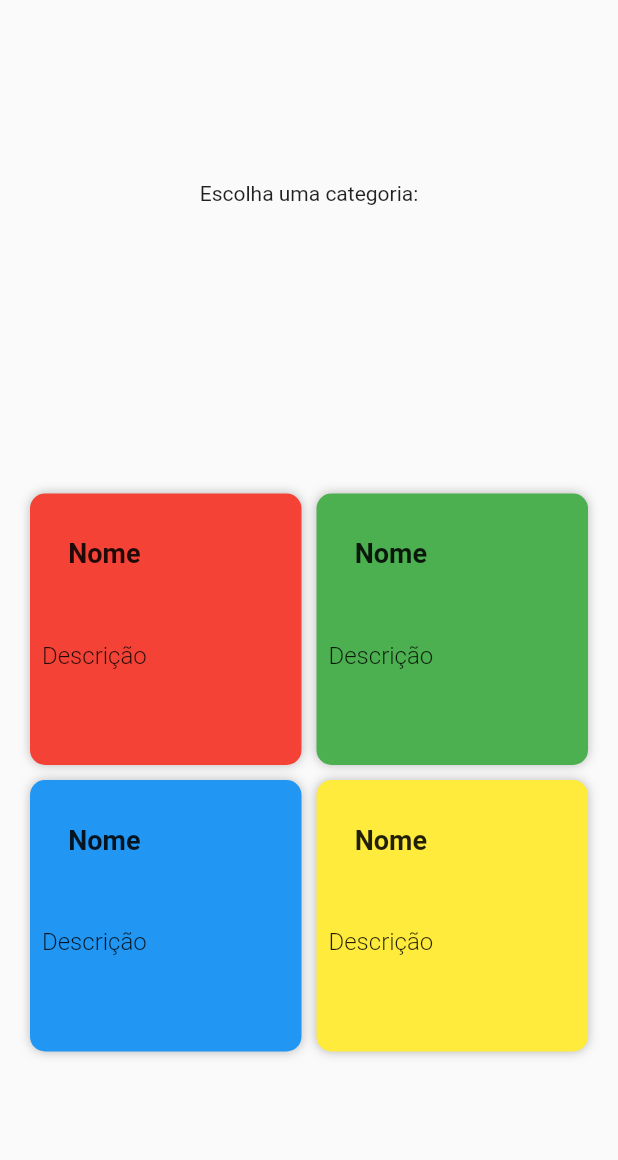
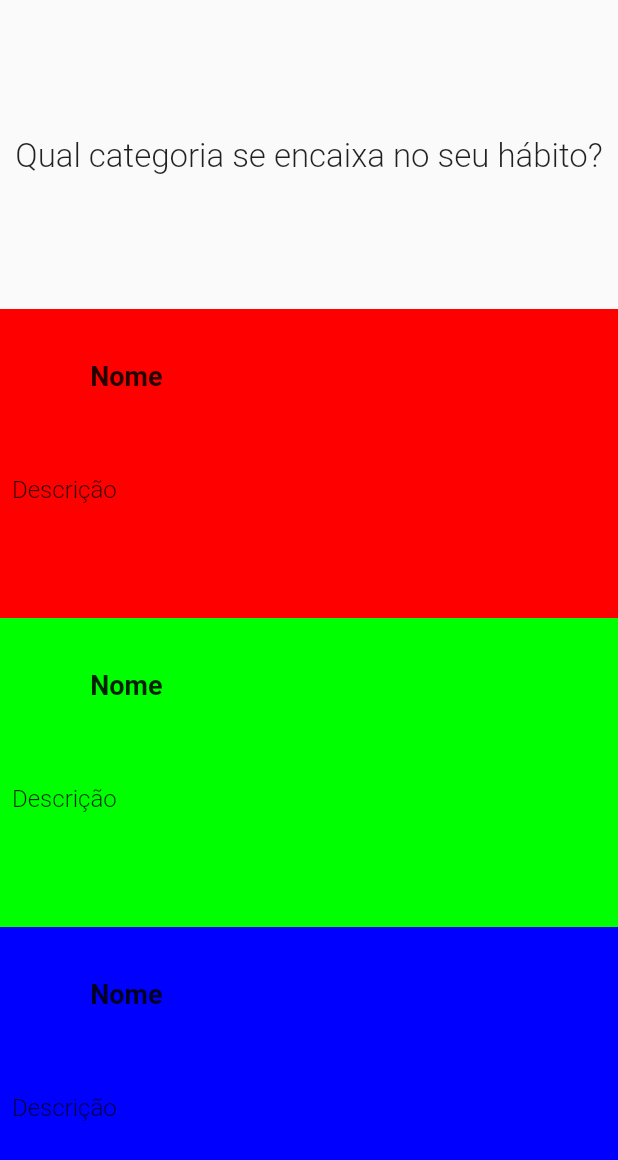
Before and after one commit to danielmagri/altitude, a Flutter app: the CategoryTab widget shown alone on an empty page, opened directly, on a phone screen of 412 x 824 dp. Shown: the top 1160 px of the screen. Run offline on Flutter 3.47's test engine with Material 2 defaults, Android fonts, the light colour scheme and no system bars; our stand-ins replace fluttertoast, numberpicker, sqflite, table_calendar; accounts and stored records are empty.

Commit message:
Sistema de cores e categorias feita

```diff
--- a/lib/main.dart
+++ b/lib/main.dart
@@ -184,7 +184,7 @@ class _MainPageState extends State<MainPage> with TickerProviderStateMixin {
   initState() {
     super.initState();
 
-    person = new Person(name: "...", score: 0);
+    person = new Person(name: "", score: 0);
 
     _controllerDragComplete = AnimationController(duration: const Duration(milliseconds: 500), vsync: this);
     _controllerScore = AnimationController(duration: const Duration(milliseconds: 2000), vsync: this);
@@ -299,11 +299,11 @@ class _MainPageState extends State<MainPage> with TickerProviderStateMixin {
                           child: FutureBuilder(future: DataControl().getHabitsToday(), builder: habitsForTodayBuild)),
                     ),
                     Padding(
-                      padding: const EdgeInsets.only(bottom: 12.0),
+                      padding: const EdgeInsets.only(bottom: 18.0),
                       child: RaisedButton(
                           child: Text("TODOS OS HÁBITOS"),
                           shape: new RoundedRectangleBorder(borderRadius: new BorderRadius.circular(30.0)),
-                          elevation: 0.0,
+                          elevation: 5.0,
                           padding: const EdgeInsets.symmetric(horizontal: 64.0, vertical: 16.0),
                           onPressed: () {
                             Navigator.push(context, MaterialPageRoute(builder: (_) {
--- a/lib/ui/addHabitPage.dart
+++ b/lib/ui/addHabitPage.dart
@@ -7,6 +7,7 @@ import 'package:habit/ui/addHabitTabs/rewardTab.dart';
 import 'package:habit/ui/addHabitTabs/cueTab.dart';
 import 'package:habit/ui/addHabitTabs/habitTab.dart';
 import 'package:habit/ui/addHabitTabs/frequencyTab.dart';
+import 'package:habit/utils/Color.dart';
 
 class AddHabitPage extends StatefulWidget {
   AddHabitPage({Key key}) : super(key: key);
@@ -53,20 +54,7 @@ class _AddHabitPageState extends State<AddHabitPage> with TickerProviderStateMix
     category = selection;
     Color color;
 
-    switch (category) {
-      case Category.FISICO:
-        color = Colors.red;
-        break;
-      case Category.MENTAL:
-        color = Colors.green;
-        break;
-      case Category.LOCURA:
-        color = Colors.blue;
-        break;
-      case Category.DOIDERA:
-        color = Colors.yellow;
-        break;
-    }
+    color = CategoryColors.getColor(category);
 
     _backgroundAnimation = ColorTween(begin: _startColor, end: color)
         .animate(CurvedAnimation(parent: _backgroundController, curve: Curves.linear));
@@ -151,6 +139,7 @@ class _AddHabitPageState extends State<AddHabitPage> with TickerProviderStateMix
                 PageView(
                   controller: _pageController,
                   scrollDirection: Axis.vertical,
+                  physics: BouncingScrollPhysics(),
                   children: <Widget>[
                     RewardTab(
                       controller: rewardController,
--- a/lib/ui/addHabitTabs/categoryTab.dart
+++ b/lib/ui/addHabitTabs/categoryTab.dart
@@ -1,5 +1,6 @@
 import 'package:flutter/material.dart';
 import 'package:habit/utils/enums.dart';
+import 'package:habit/utils/Color.dart';
 
 class CategoryTab extends StatelessWidget {
   CategoryTab({Key key, this.onCategoryTap}) : super(key: key);
@@ -8,36 +9,24 @@ class CategoryTab extends StatelessWidget {
 
   @override
   Widget build(BuildContext context) {
-    return Stack(
+    return Column(
       children: <Widget>[
-        Align(
-          alignment: Alignment(0.0, -0.7),
-          child: Text("Escolha uma categoria:"),
+        Expanded(
+          child: Center(
+              child: Text(
+            "Qual categoria se encaixa no seu hábito?",
+            textAlign: TextAlign.center,
+            style: TextStyle(fontSize: 22.0, fontWeight: FontWeight.w300, height: 1.3),
+          )),
         ),
-        Align(
-          alignment: Alignment(0.0, 0.5),
-          child: GridView.count(
-            shrinkWrap: true,
-            padding: const EdgeInsets.all(20.0),
-            crossAxisSpacing: 10.0,
-            mainAxisSpacing: 10.0,
-            crossAxisCount: 2,
-            children: <Widget>[
-              GestureDetector(
+        Expanded(
+          child: GestureDetector(
             onTap: () {
-                    onCategoryTap(Category.FISICO);
+              onCategoryTap(Category.PHYSICAL);
             },
             child: Container(
               decoration: BoxDecoration(
-                    color: Colors.red,
-                    borderRadius: BorderRadius.circular(10.0),
-                    boxShadow: <BoxShadow>[
-                      BoxShadow(
-                        spreadRadius: 0.0,
-                        blurRadius: 5.0,
-                        color: Colors.black26,
-                      ),
-                    ],
+                color: CategoryColors.physicalPrimary,
               ),
               child: Column(
                 children: <Widget>[
@@ -65,21 +54,15 @@ class CategoryTab extends StatelessWidget {
               ),
             ),
           ),
-              GestureDetector(
+        ),
+        Expanded(
+          child: GestureDetector(
             onTap: () {
               onCategoryTap(Category.MENTAL);
             },
             child: Container(
               decoration: BoxDecoration(
-                    color: Colors.green,
-                    borderRadius: BorderRadius.circular(10.0),
-                    boxShadow: <BoxShadow>[
-                      BoxShadow(
-                        spreadRadius: 0.0,
-                        blurRadius: 5.0,
-                        color: Colors.black26,
-                      ),
-                    ],
+                color: CategoryColors.mentalPrimary,
               ),
               child: Column(
                 children: <Widget>[
@@ -107,21 +90,15 @@ class CategoryTab extends StatelessWidget {
               ),
             ),
           ),
-              GestureDetector(
+        ),
+        Expanded(
+          child: GestureDetector(
             onTap: () {
-                  onCategoryTap(Category.LOCURA);
+              onCategoryTap(Category.SOCIAL);
             },
             child: Container(
               decoration: BoxDecoration(
-                    color: Colors.blue,
-                    borderRadius: BorderRadius.circular(10.0),
-                    boxShadow: <BoxShadow>[
-                      BoxShadow(
-                        spreadRadius: 0.0,
-                        blurRadius: 5.0,
-                        color: Colors.black26,
-                      ),
-                    ],
+                color: CategoryColors.socialPrimary,
               ),
               child: Column(
                 children: <Widget>[
@@ -149,51 +126,7 @@ class CategoryTab extends StatelessWidget {
               ),
             ),
           ),
-              GestureDetector(
-                onTap: () {
-                  onCategoryTap(Category.DOIDERA);
-                },
-                child: Container(
-                  decoration: BoxDecoration(
-                    color: Colors.yellow,
-                    borderRadius: BorderRadius.circular(10.0),
-                    boxShadow: <BoxShadow>[
-                      BoxShadow(
-                        spreadRadius: 0.0,
-                        blurRadius: 5.0,
-                        color: Colors.black26,
-                      ),
-                    ],
-                  ),
-                  child: Column(
-                    children: <Widget>[
-                      Expanded(
-                          child: Align(
-                              alignment: Alignment(-0.7, -0.2),
-                              child: Padding(
-                                padding: const EdgeInsets.all(8.0),
-                                child: Text(
-                                  "Nome",
-                                  style: TextStyle(fontSize: 18.0, fontWeight: FontWeight.bold),
-                                ),
-                              ))),
-                      Expanded(
-                          child: Align(
-                              alignment: Alignment(-1.0, -1.0),
-                              child: Padding(
-                                padding: const EdgeInsets.all(8.0),
-                                child: Text(
-                                  "Descrição",
-                                  style: TextStyle(fontSize: 16.0, fontWeight: FontWeight.w300),
-                                ),
-                              ))),
-                    ],
-                  ),
-                ),
-              ),
-            ],
-          ),
-        ),
+        )
       ],
     );
   }
--- a/lib/ui/habitDetailsPage.dart
+++ b/lib/ui/habitDetailsPage.dart
@@ -222,6 +222,7 @@ class _HabitDetailsPageState extends State<HabitDetailsPage> {
             margin: EdgeInsets.only(top: 180.0),
             child: ListView(
               padding: EdgeInsets.only(top: 35.0, bottom: 10.0),
+              physics: BouncingScrollPhysics(),
               children: <Widget>[
                 Text(
                   frequencyText(),
--- a/lib/ui/widgets/HabitCard.dart
+++ b/lib/ui/widgets/HabitCard.dart
@@ -2,6 +2,7 @@ import 'package:flutter/material.dart';
 import 'package:habit/ui/habitDetailsPage.dart';
 import 'package:habit/objects/Habit.dart';
 import 'package:habit/controllers/DataControl.dart';
+import 'package:habit/utils/Color.dart';
 
 class HabitWidget extends StatelessWidget {
   HabitWidget({Key key, this.habit}) : super(key: key);
@@ -32,7 +33,7 @@ class HabitWidget extends StatelessWidget {
               height: 50.0,
               decoration: BoxDecoration(
                 borderRadius: BorderRadius.circular(12.0),
-                color: Color.fromARGB(255, 239, 83, 80),
+                color: CategoryColors.getColor(habit.category),
               ),
               child: Icon(
                 Icons.fitness_center,
--- /dev/null
+++ b/lib/utils/Color.dart
@@ -0,0 +1,24 @@
+import 'package:flutter/material.dart';
+import 'package:habit/utils/enums.dart';
+
+class CategoryColors {
+  static const Color physicalPrimary = Color.fromARGB(255, 255, 0, 0);
+  static const Color physicalSecundary = Color.fromARGB(255, 221, 221, 221);
+
+  static const Color mentalPrimary = Color.fromARGB(255, 0, 255, 0);
+  static const Color mentalSecundary = Color.fromARGB(255, 221, 221, 221);
+
+  static const Color socialPrimary = Color.fromARGB(255, 0, 0, 255);
+  static const Color socialSecundary = Color.fromARGB(255, 221, 221, 221);
+
+  static Color getColor(Category category) {
+    switch (category) {
+      case Category.PHYSICAL:
+        return physicalPrimary;
+      case Category.MENTAL:
+        return mentalPrimary;
+      case Category.SOCIAL:
+        return socialPrimary;
+    }
+  }
+}
--- a/lib/utils/enums.dart
+++ b/lib/utils/enums.dart
@@ -1 +1 @@
-enum Category { FISICO, MENTAL, LOCURA, DOIDERA }
+enum Category { PHYSICAL, MENTAL, SOCIAL }
```
Lines whose indentation alone changed are shown as unchanged.
